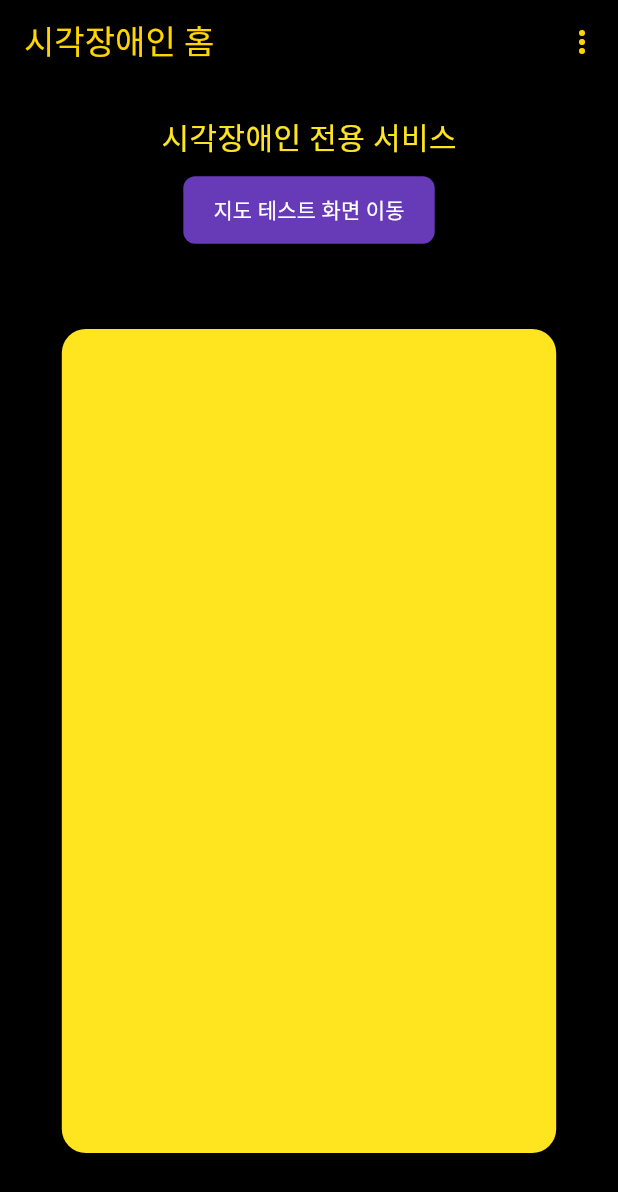
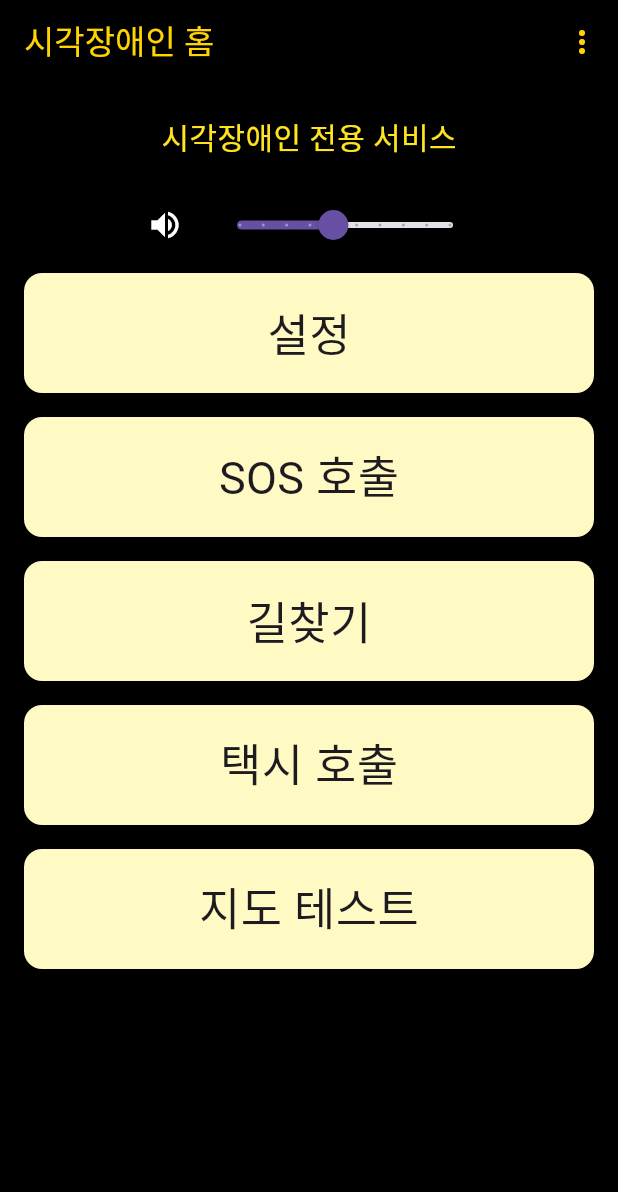
Before and after one commit to alaldd564/ainfra, a Flutter app: the BlindHomeScreen screen opened by its route, on a phone screen of 412 x 824 dp. Shown: the top 1192 px of the screen. Run offline on Flutter 3.47's test engine with Material 3 defaults, Android fonts, the phone set to English and light mode, and no system bars; our stand-ins replace cloud_firestore, firebase_auth, firebase_core, firebase_messaging, flutter_tts, geocoding and 4 more; missing offline and left inert: flutter_naver_map; accounts and stored records are empty; network calls fail.

Commit message:
apk 빌드 및 블라인드 스크린 통합

```diff
--- a/lib/screens/blind_home_screen.dart
+++ b/lib/screens/blind_home_screen.dart
@@ -5,7 +5,7 @@ import 'package:flutter_tts/flutter_tts.dart';
 import 'package:cloud_firestore/cloud_firestore.dart';
 
 import '../services/auth_service.dart';
-import '../services/location_service.dart'; // ✅ 위치 서비스 임포트
+import '../services/location_service.dart';
 import 'left_sos_screen.dart';
 import 'right_settings_screen.dart';
 import 'top_taxi_screen.dart';
@@ -23,11 +23,20 @@ class _BlindHomeScreenState extends State<BlindHomeScreen> {
   static final AuthService _authService = AuthService();
   final FlutterTts _tts = FlutterTts();
 
+  double _speechRate = 0.5;
+  bool _ttsEnabled = true;
+
+  final List<Map<String, dynamic>> _menuItems = [
+    {'label': '설정', 'screen': const RightSettingsScreen()},
+    {'label': 'SOS 호출', 'screen': const LeftSosScreen()},
+    {'label': '길찾기', 'screen': const BottomNavigateScreen()},
+    {'label': '택시 호출', 'screen': const TopTaxiScreen()},
+    {'label': '지도 테스트', 'screen': const TmapLaunchScreen()},
+  ];
+
   @override
   void initState() {
     super.initState();
-
-    // ✅ 위치 전송 서비스 시작 (userId는 예시)
     final user = FirebaseAuth.instance.currentUser;
     if (user != null) {
       LocationService().startTrackingAndSend(userId: user.uid);
@@ -36,48 +45,12 @@ class _BlindHomeScreenState extends State<BlindHomeScreen> {
     }
   }
 
-  Future<void> _handleSwipe(
-    BuildContext context,
-    DragEndDetails details,
-    Offset velocity,
-  ) async {
-    final vx = velocity.dx;
-    final vy = velocity.dy;
-
-    Widget nextScreen;
-    String screenName;
-
-    if (vx.abs() > vy.abs()) {
-      if (vx > 0) {
-        nextScreen = const RightSettingsScreen();
-        screenName = '설정 화면';
-      } else {
-        nextScreen = const LeftSosScreen();
-        screenName = 'SOS 호출 화면';
-      }
-    } else {
-      if (vy > 0) {
-        nextScreen = const BottomNavigateScreen();
-        screenName = '길찾기 화면';
-      } else {
-        nextScreen = const TopTaxiScreen();
-        screenName = '택시 호출 화면';
-      }
-    }
-
+  Future<void> _speak(String text) async {
+    if (!_ttsEnabled) return;
     await _tts.setLanguage("ko-KR");
-    await _tts.setSpeechRate(0.5);
+    await _tts.setSpeechRate(_speechRate);
     await _tts.awaitSpeakCompletion(true);
-    await _tts.speak('$screenName으로 이동합니다');
-
-    await Future.delayed(const Duration(milliseconds: 500));
-
-    if (context.mounted) {
-      Navigator.push(
-        context,
-        MaterialPageRoute(builder: (context) => nextScreen),
-      );
-    }
+    await _tts.speak(text);
   }
 
   void _handleMenu(BuildContext context, String value) async {
@@ -88,14 +61,13 @@ class _BlindHomeScreenState extends State<BlindHomeScreen> {
           Navigator.pushNamedAndRemoveUntil(context, '/', (route) => false);
         }
         break;
-
       case 'help':
         if (!context.mounted) return;
         showDialog(
           context: context,
           builder: (context) => AlertDialog(
             title: const Text('도움말'),
-            content: const Text('화면을 상하좌우로 스와이프하면 기능을 이동할 수 있습니다.'),
+            content: const Text('기능 목록을 선택하면 TTS 안내 후 이동합니다.'),
             actions: [
               TextButton(
                 onPressed: () => Navigator.pop(context),
@@ -105,7 +77,6 @@ class _BlindHomeScreenState extends State<BlindHomeScreen> {
           ),
         );
         break;
-
       case 'generate_id':
         final uid = FirebaseAuth.instance.currentUser?.uid ?? '';
         final timestamp = DateTime.now().millisecondsSinceEpoch;
@@ -142,9 +113,6 @@ class _BlindHomeScreenState extends State<BlindHomeScreen> {
 
   @override
   Widget build(BuildContext context) {
-    final screenHeight = MediaQuery.of(context).size.height;
-    final screenWidth = MediaQuery.of(context).size.width;
-
     return Scaffold(
       backgroundColor: Colors.black,
       appBar: AppBar(
@@ -177,45 +145,66 @@ class _BlindHomeScreenState extends State<BlindHomeScreen> {
               style: TextStyle(color: Color(0xFFFFE51F), fontSize: 20),
             ),
           ),
-          const SizedBox(height: 10),
-          ElevatedButton(
-            onPressed: () {
-              Navigator.push(
-                context,
-                MaterialPageRoute(builder: (context) => const TmapLaunchScreen()),
-              );
-            },
-            style: ElevatedButton.styleFrom(
-              backgroundColor: Colors.deepPurple,
-              foregroundColor: Colors.white,
-              padding: const EdgeInsets.symmetric(horizontal: 20, vertical: 12),
-              shape: RoundedRectangleBorder(
-                borderRadius: BorderRadius.circular(8),
+          const SizedBox(height: 20),
+          Row(
+            mainAxisAlignment: MainAxisAlignment.center,
+            children: [
+              IconButton(
+                icon: Icon(
+                  _ttsEnabled ? Icons.volume_up : Icons.volume_off,
+                  color: Colors.white,
+                ),
+                onPressed: () {
+                  setState(() {
+                    _ttsEnabled = !_ttsEnabled;
+                  });
+                },
               ),
-            ),
-            child: const Text('지도 테스트 화면 이동'),
+              Slider(
+                value: _speechRate,
+                onChanged: (value) {
+                  setState(() {
+                    _speechRate = value;
+                  });
+                },
+                min: 0.1,
+                max: 1.0,
+                divisions: 9,
+                label: "속도: ${_speechRate.toStringAsFixed(1)}",
+              ),
+            ],
           ),
-          const Spacer(),
-          Center(
-            child: GestureDetector(
-              onPanEnd: (details) {
-                _handleSwipe(
-                  context,
-                  details,
-                  details.velocity.pixelsPerSecond,
+          Expanded(
+            child: ListView.builder(
+              itemCount: _menuItems.length,
+              itemBuilder: (context, index) {
+                final item = _menuItems[index];
+                return Card(
+                  margin: const EdgeInsets.symmetric(horizontal: 16, vertical: 8),
+                  color: Colors.yellow[100],
+                  child: InkWell(
+                    onTap: () async {
+                      await _speak('${item['label']} 화면으로 이동합니다');
+                      await Future.delayed(const Duration(milliseconds: 500));
+                      if (!context.mounted) return;
+                      Navigator.push(
+                        context,
+                        MaterialPageRoute(builder: (context) => item['screen']),
+                      );
+                    },
+                    child: Container(
+                      height: 80,
+                      alignment: Alignment.center,
+                      child: Text(
+                        item['label'],
+                        style: const TextStyle(fontSize: 30),
+                      ),
+                    ),
+                  ),
                 );
               },
-              child: Container(
-                width: screenWidth * 0.8,
-                height: screenHeight * 2 / 3,
-                decoration: BoxDecoration(
-                  color: const Color(0xFFFFE51F),
-                  borderRadius: BorderRadius.circular(16),
-                ),
-              ),
             ),
           ),
-          const Spacer(),
         ],
       ),
     );
--- a/pubspec.yaml
+++ b/pubspec.yaml
@@ -35,6 +35,7 @@ dependencies:
   http: ^1.1.0
   provider: 6.1.1
   #flutter_dotenv: ^5.0.2
+  shared_preferences: ^2.2.2
 
 
 dev_dependencies:
```
Also changed, not shown: lib/screens/bottom_naviate_screen_test.dart (+3 -37 lines), lib/screens/guardian_screen.dart (+2 -26 lines), lib/screens/location_share_screen.dart (added, +125 -0 lines), lib/screens/login_screen.dart (+22 -4 lines), lib/screens/splash_screen.dart (+7 -4 lines), pubspec.lock, 5 other files.
